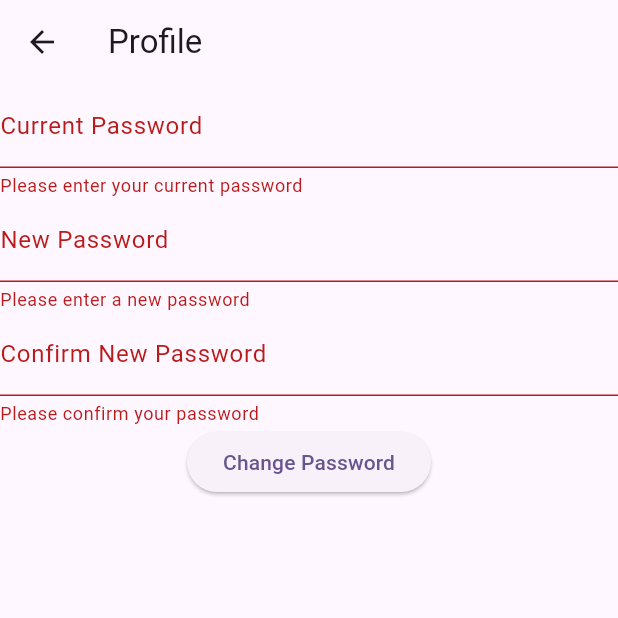
After one commit to Batory12/lektur-ai, a Flutter app: the ProfileScreen screen opened by its route, after a tap on "Change Password", on a phone screen of 412 x 824 dp, the top half of it. The commit adds this screen. Run offline on Flutter 3.47's test engine with Material 3 defaults, Android fonts, the phone set to English and light mode, and no system bars.

Commit message:
created profile_screen and change_password widget

```diff
--- a/lekturai_front/lib/main.dart
+++ b/lekturai_front/lib/main.dart
@@ -3,6 +3,7 @@ import 'package:lekturai_front/placeholder_screen.dart';
 import 'package:lekturai_front/questions_screen.dart';
 import 'home_screen.dart';
 import 'login_screen.dart';
+import 'profile_screen.dart';
 
 void main() {
   runApp(const MyApp());
@@ -26,6 +27,7 @@ class MyApp extends StatelessWidget {
         '/zmatur': (context) => const PlaceholderScreen(),
         '/rozprawka': (context) => const PlaceholderScreen(),
         '/historia': (context) => const PlaceholderScreen(),
+        '/profile': (context) => const ProfileScreen(),
       },
       initialRoute: '/',
     );
--- /dev/null
+++ b/lekturai_front/lib/profile_screen.dart
@@ -0,0 +1,17 @@
+import 'package:flutter/material.dart';
+import 'package:lekturai_front/widgets/change_password.dart';
+
+
+class ProfileScreen extends StatelessWidget {
+  const ProfileScreen({super.key});
+
+  @override
+  Widget build(BuildContext context) {
+    return Scaffold(
+      appBar: AppBar(
+        title: const Text('Profile'),
+      ),
+      body: const ChangePasswordWidget(),
+    );
+  }
+}
--- /dev/null
+++ b/lekturai_front/lib/widgets/change_password.dart
@@ -0,0 +1,96 @@
+
+
+
+import 'package:flutter/material.dart';
+
+class ChangePasswordWidget extends StatefulWidget {
+  const ChangePasswordWidget({super.key});
+
+  @override
+  State<StatefulWidget> createState() {
+    return _ChangePasswordWidgetState();
+  }
+
+}
+
+class _ChangePasswordWidgetState extends State<ChangePasswordWidget> {
+  final TextEditingController _currentPasswordController =
+      TextEditingController();
+  final TextEditingController _newPasswordController = TextEditingController();
+  final TextEditingController _confirmPasswordController =
+      TextEditingController();
+  final _formKey = GlobalKey<FormState>();
+
+  String? _validateConfirmPassword(String? value) {
+    if (value == null || value.isEmpty) {
+      return 'Please confirm your password';
+    }
+    if (value != _newPasswordController.text) {
+      return 'Passwords do not match';
+    }
+    return null;
+  }
+
+  String? _validateNewPassword(String? value) {
+    if (value == null || value.isEmpty) {
+      return 'Please enter a new password';
+    }
+    if (value.length < 6) {
+      return 'Password must be at least 6 characters long';
+    }
+    return null;
+  }
+
+  String? _validateCurrentPassword(String? value) {
+    if (value == null || value.isEmpty) {
+      return 'Please enter your current password';
+    }
+    return null;
+  }
+
+  @override
+  Widget build(BuildContext context) {
+    return Form(
+      key: _formKey,
+      child: Column(
+        children: [
+          TextFormField(
+            controller: _currentPasswordController,
+            decoration: const InputDecoration(labelText: 'Current Password'),
+            obscureText: true,
+            validator: _validateCurrentPassword,
+          ),
+          TextFormField(
+            controller: _newPasswordController,
+            decoration: const InputDecoration(labelText: 'New Password'),
+            obscureText: true,
+            validator: _validateNewPassword,
+            onChanged: (value) {
+              // Trigger validation of confirm password field when new password changes
+              if (_confirmPasswordController.text.isNotEmpty) {
+                _formKey.currentState?.validate();
+              }
+            },
+          ),
+          TextFormField(
+            controller: _confirmPasswordController,
+            decoration: const InputDecoration(labelText: 'Confirm New Password'),
+            obscureText: true,
+            validator: _validateConfirmPassword,
+          ),
+          ElevatedButton(
+            onPressed: () {
+              if (_formKey.currentState?.validate() ?? false) {
+                // TODO: Send password change request to the server
+                ScaffoldMessenger.of(context).showSnackBar(
+                  const SnackBar(content: Text('Passwords match! Ready to change password.')),
+                );
+              }
+            },
+            child: const Text('Change Password'),
+          ),
+        ],
+      ),
+    );
+  }
+}
--- a/lekturai_front/lib/widgets/common_scaffold.dart
+++ b/lekturai_front/lib/widgets/common_scaffold.dart
@@ -74,6 +74,13 @@ class CommonScaffold extends StatelessWidget {
                       Navigator.pushNamed(context, '/historia');
                     },
                   ),
+                  ListTile(
+                    leading: Icon(Icons.person),
+                    title: Text('Profil'),
+                    onTap: () {
+                      Navigator.pushNamed(context, '/profile');
+                    },
+                  ),
                 ],
               ),
             )
```
